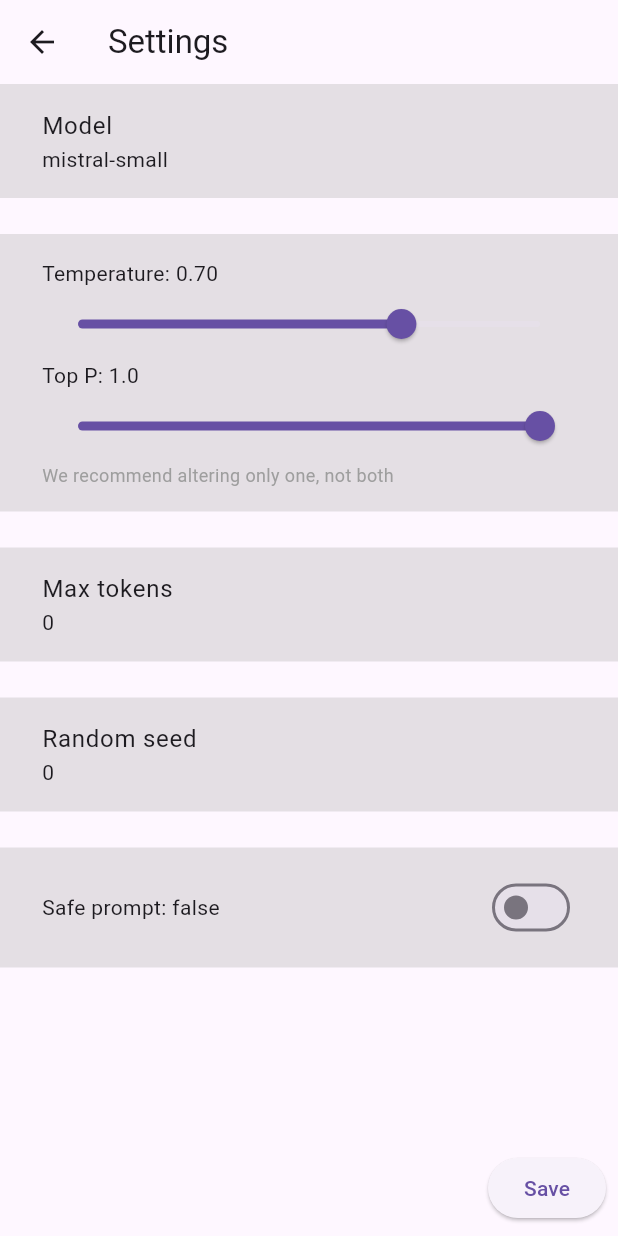
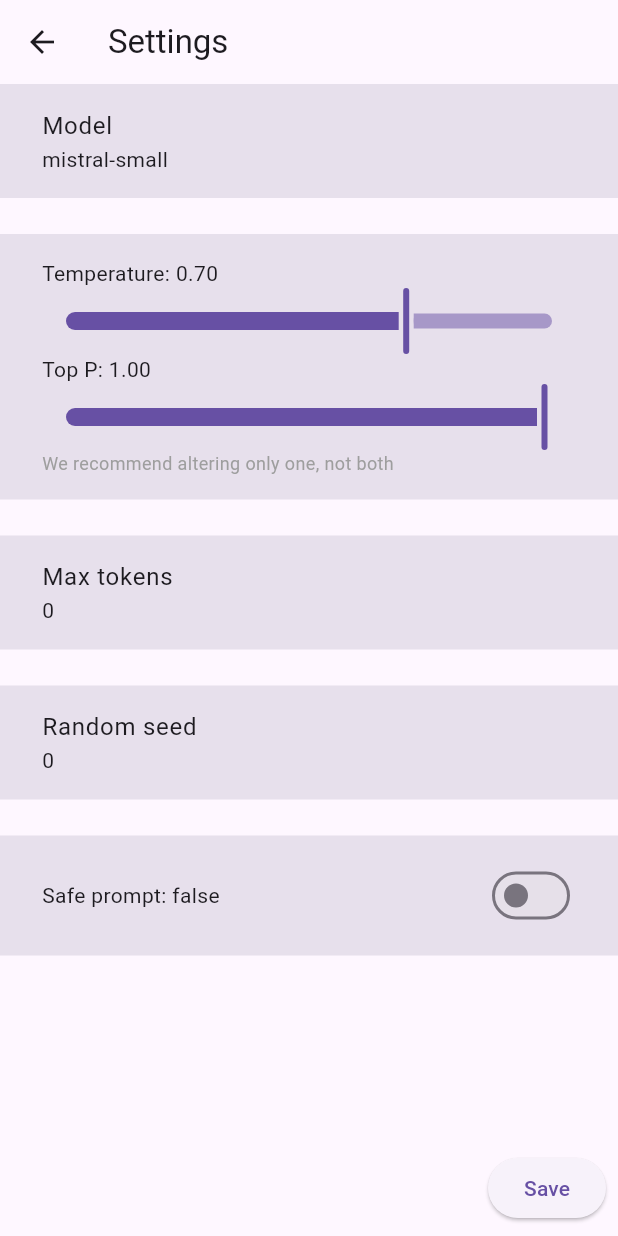
Before and after one commit to nomtek/flutter_ai_examples, a Flutter app: the SettingsWidget screen opened directly with empty values, on a phone screen of 412 x 824 dp. Run offline on Flutter 3.47's test engine with Material 3 defaults, Android fonts, the phone set to English and light mode, and no system bars; our stand-ins replace go_router; missing offline and left inert: langchain, mistralai_client_dart; key blocks and very long unbroken strings in the code were emptied for the run.

Commit message:
Add custom slider

```diff
--- /dev/null
+++ b/lib/mistral_ai_summary_example/custom_slider.dart
@@ -0,0 +1,104 @@
+import 'package:flutter/material.dart';
+
+class CustomSlider extends StatelessWidget {
+  const CustomSlider({
+    required this.value,
+    required this.label,
+    required this.onChanged,
+    super.key,
+  });
+  final double value;
+  final String label;
+  final void Function(double) onChanged;
+
+  @override
+  Widget build(BuildContext context) {
+    return SliderTheme(
+      data: SliderTheme.of(context).copyWith(
+        trackHeight: 10,
+        thumbShape: CustomThumb(
+          thumbColor: Theme.of(context).primaryColor,
+          spacerColor: Theme.of(context).colorScheme.surfaceVariant,
+        ),
+        overlayShape: const RoundSliderOverlayShape(overlayRadius: 16),
+        activeTrackColor: Theme.of(context).primaryColor,
+        inactiveTrackColor: Theme.of(context).primaryColor.withOpacity(0.5),
+      ),
+      child: Slider(
+        value: value,
+        label: label,
+        onChanged: onChanged,
+      ),
+    );
+  }
+}
+
+class CustomThumb extends SliderComponentShape {
+  const CustomThumb({
+    required this.spacerColor,
+    required this.thumbColor,
+    this.thumbWidth = 4,
+    this.thumbHeight = 44,
+    this.thumbRadius = 2,
+    this.space = 6,
+  });
+
+  final double thumbWidth;
+  final double thumbHeight;
+  final double thumbRadius;
+  final double space;
+  final Color thumbColor;
+  final Color spacerColor;
+
+  @override
+  Size getPreferredSize(bool isEnabled, bool isDiscrete) {
+    return Size(thumbWidth, thumbHeight);
+  }
+
+  @override
+  void paint(
+    PaintingContext context,
+    Offset center, {
+    required Animation<double> activationAnimation,
+    required Animation<double> enableAnimation,
+    required bool isDiscrete,
+    required TextPainter labelPainter,
+    required RenderBox parentBox,
+    required SliderThemeData sliderTheme,
+    required TextDirection textDirection,
+    required double value,
+    required double textScaleFactor,
+    required Size sizeWithOverflow,
+  }) {
+    final canvas = context.canvas;
+
+    //Prepare the spacer rect
+    final spacerRect = Rect.fromCenter(
+      center: center,
+      width: thumbWidth + space,
+      height: thumbHeight,
+    );
+    final spacerPaint = Paint()
+      ..color = spacerColor
+      ..style = PaintingStyle.fill;
+
+    //Prepare the thumb rect
+    final rect = Rect.fromCenter(
+      center: center,
+      width: thumbWidth,
+      height: thumbHeight,
+    );
+    final rrect = RRect.fromRectAndRadius(
+      rect,
+      Radius.circular(thumbRadius),
+    );
+    final paint = Paint()
+      ..color = thumbColor
+      ..style = PaintingStyle.fill;
+
+    //Draw the spacer and the thumb on the canvas
+    canvas
+      ..drawRect(spacerRect, spacerPaint)
+      ..drawRRect(rrect, paint);
+  }
+}
--- a/lib/mistral_ai_summary_example/summary_settings_page.dart
+++ b/lib/mistral_ai_summary_example/summary_settings_page.dart
@@ -1,4 +1,5 @@
 import 'package:flutter/material.dart';
+import 'package:mistral_ai_chat_example_app/mistral_ai_summary_example/custom_slider.dart';
 import 'package:mistral_ai_chat_example_app/mistral_ai_summary_example/model.dart';
 
 class SettingsWidget extends StatefulWidget {
@@ -44,6 +45,7 @@ class _SettingsWidgetState extends State<SettingsWidget> {
   @override
   Widget build(BuildContext context) {
     return Scaffold(
+      backgroundColor: Theme.of(context).colorScheme.background,
       appBar: AppBar(
         title: const Text('Settings'),
       ),
@@ -128,7 +130,7 @@ class TemperatureAndTopPSettingWidget extends StatelessWidget {
     final temperatureStringValue = temperature.toStringAsFixed(2);
 
     return ColoredBox(
-      color: Theme.of(context).highlightColor,
+      color: Theme.of(context).colorScheme.surfaceVariant,
       child: Padding(
         padding: const EdgeInsets.symmetric(
           horizontal: 28,
@@ -143,7 +145,7 @@ class TemperatureAndTopPSettingWidget extends StatelessWidget {
                 Text(
                   'Temperature: $temperatureStringValue',
                 ),
-                Slider(
+                CustomSlider(
                   value: temperature,
                   label: temperature.toStringAsFixed(2),
                   onChanged: onTemperatureChanged,
@@ -154,9 +156,9 @@ class TemperatureAndTopPSettingWidget extends StatelessWidget {
               crossAxisAlignment: CrossAxisAlignment.start,
               children: [
                 Text(
-                  'Top P: $topP',
+                  'Top P: ${topP.toStringAsFixed(2)}',
                 ),
-                Slider(
+                CustomSlider(
                   value: topP,
                   label: topP.toStringAsFixed(2),
                   onChanged: onTopPChanged,
@@ -227,7 +229,7 @@ class SafePromptSettingWidget extends StatelessWidget {
   @override
   Widget build(BuildContext context) {
     return ColoredBox(
-      color: Theme.of(context).highlightColor,
+      color: Theme.of(context).colorScheme.surfaceVariant,
       child: Padding(
         padding: const EdgeInsets.symmetric(
           horizontal: 28,
@@ -278,7 +280,7 @@ class ClickableSettingsItem extends StatelessWidget {
     return InkWell(
       onTap: onTap,
       child: Material(
-        color: Theme.of(context).highlightColor,
+        color: Theme.of(context).colorScheme.surfaceVariant,
         child: Padding(
           padding: const EdgeInsets.symmetric(
             horizontal: 28,
```
